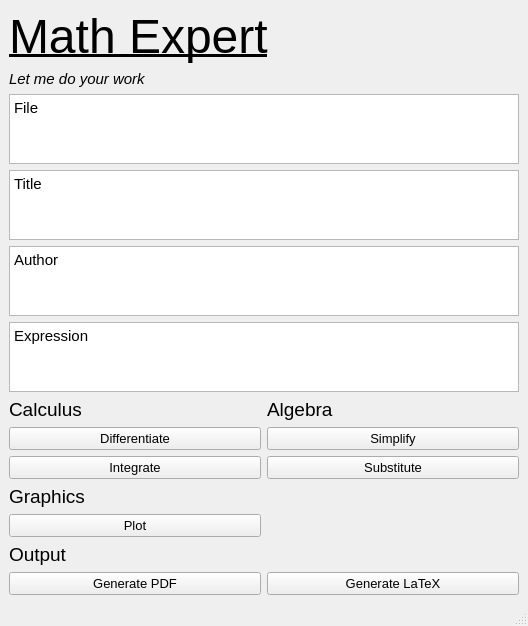
First picture: the form in pyuic5/main.ui, repository salastro/math-expert, before the edit.
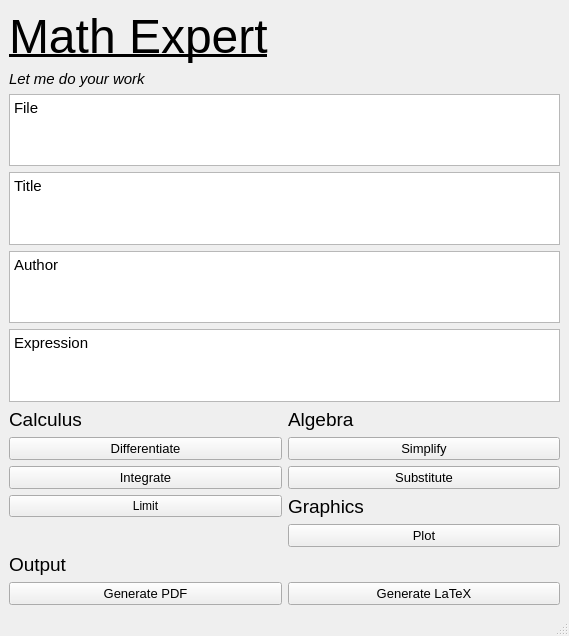
Second picture: the form after the edit.

Commit message: UI: add limit button

What changed in the file:
```diff
--- a/pyuic5/main.ui
+++ b/pyuic5/main.ui
@@ -6,8 +6,8 @@
    <rect>
     <x>0</x>
     <y>0</y>
-    <width>528</width>
-    <height>600</height>
+    <width>569</width>
+    <height>636</height>
    </rect>
   </property>
   <property name="windowTitle">
@@ -15,7 +15,7 @@
   </property>
   <widget class="QWidget" name="centralwidget">
    <layout class="QGridLayout" name="gridLayout">
-    <item row="3" column="0" colspan="2">
+    <item row="4" column="0" colspan="2">
      <widget class="QPlainTextEdit" name="titleTxt">
       <property name="font">
        <font>
@@ -27,7 +27,7 @@
       </property>
      </widget>
     </item>
-    <item row="7" column="1">
+    <item row="8" column="1">
      <widget class="QLabel" name="label_5">
       <property name="font">
        <font>
@@ -39,7 +39,7 @@
       </property>
      </widget>
     </item>
-    <item row="14" column="0">
+    <item row="18" column="0">
      <widget class="QLabel" name="label_3">
       <property name="font">
        <font>
@@ -51,7 +51,7 @@
       </property>
      </widget>
     </item>
-    <item row="8" column="0">
+    <item row="9" column="0">
      <widget class="QPushButton" name="diffBt">
       <property name="font">
        <font>
@@ -63,7 +63,7 @@
       </property>
      </widget>
     </item>
-    <item row="11" column="1">
+    <item row="12" column="1">
      <widget class="QPushButton" name="subBt">
       <property name="font">
        <font>
@@ -75,7 +75,7 @@
       </property>
      </widget>
     </item>
-    <item row="1" column="0" colspan="2">
+    <item row="2" column="0" colspan="2">
      <widget class="QLabel" name="label_4">
       <property name="font">
        <font>
@@ -88,32 +88,7 @@
       </property>
      </widget>
     </item>
-    <item row="12" column="0">
-     <widget class="QLabel" name="label_6">
-      <property name="font">
-       <font>
-        <pointsize>14</pointsize>
-       </font>
-      </property>
-      <property name="text">
-       <string>Graphics</string>
-      </property>
-     </widget>
-    </item>
-    <item row="0" column="0" colspan="2">
-     <widget class="QLabel" name="label">
-      <property name="font">
-       <font>
-        <pointsize>36</pointsize>
-        <underline>true</underline>
-       </font>
-      </property>
-      <property name="text">
-       <string>Math Expert</string>
-      </property>
-     </widget>
-    </item>
-    <item row="8" column="1">
+    <item row="9" column="1">
      <widget class="QPushButton" name="simpBt">
       <property name="font">
        <font>
@@ -125,7 +100,7 @@
       </property>
      </widget>
     </item>
-    <item row="4" column="0" colspan="2">
+    <item row="5" column="0" colspan="2">
      <widget class="QPlainTextEdit" name="authorTxt">
       <property name="font">
        <font>
@@ -137,7 +112,7 @@
       </property>
      </widget>
     </item>
-    <item row="5" column="0" colspan="2">
+    <item row="6" column="0" colspan="2">
      <widget class="QPlainTextEdit" name="expTxt">
       <property name="font">
        <font>
@@ -149,7 +124,7 @@
       </property>
      </widget>
     </item>
-    <item row="2" column="0" colspan="2">
+    <item row="3" column="0" colspan="2">
      <widget class="QPlainTextEdit" name="fileTxt">
       <property name="font">
        <font>
@@ -161,7 +136,7 @@
       </property>
      </widget>
     </item>
-    <item row="11" column="0">
+    <item row="12" column="0">
      <widget class="QPushButton" name="inteBt">
       <property name="font">
        <font>
@@ -173,7 +148,20 @@
       </property>
      </widget>
     </item>
-    <item row="7" column="0">
+    <item row="1" column="0">
+     <widget class="QLabel" name="label">
+      <property name="font">
+       <font>
+        <pointsize>36</pointsize>
+        <underline>true</underline>
+       </font>
+      </property>
+      <property name="text">
+       <string>Math Expert</string>
+      </property>
+     </widget>
+    </item>
+    <item row="8" column="0">
      <widget class="QLabel" name="label_2">
       <property name="font">
        <font>
@@ -185,7 +173,7 @@
       </property>
      </widget>
     </item>
-    <item row="15" column="0">
+    <item row="19" column="0">
      <widget class="QPushButton" name="genPdfBt">
       <property name="font">
        <font>
@@ -197,7 +185,7 @@
       </property>
      </widget>
     </item>
-    <item row="15" column="1">
+    <item row="19" column="1">
      <widget class="QPushButton" name="genLatexBt">
       <property name="font">
        <font>
@@ -210,6 +198,25 @@
      </widget>
     </item>
     <item row="13" column="0">
+     <widget class="QPushButton" name="limBt">
+      <property name="text">
+       <string>Limit</string>
+      </property>
+     </widget>
+    </item>
+    <item row="13" column="1">
+     <widget class="QLabel" name="label_6">
+      <property name="font">
+       <font>
+        <pointsize>14</pointsize>
+       </font>
+      </property>
+      <property name="text">
+       <string>Graphics</string>
+      </property>
+     </widget>
+    </item>
+    <item row="14" column="1">
      <widget class="QPushButton" name="plotBt">
       <property name="font">
        <font>
```
The commit also changes 1 other file.
